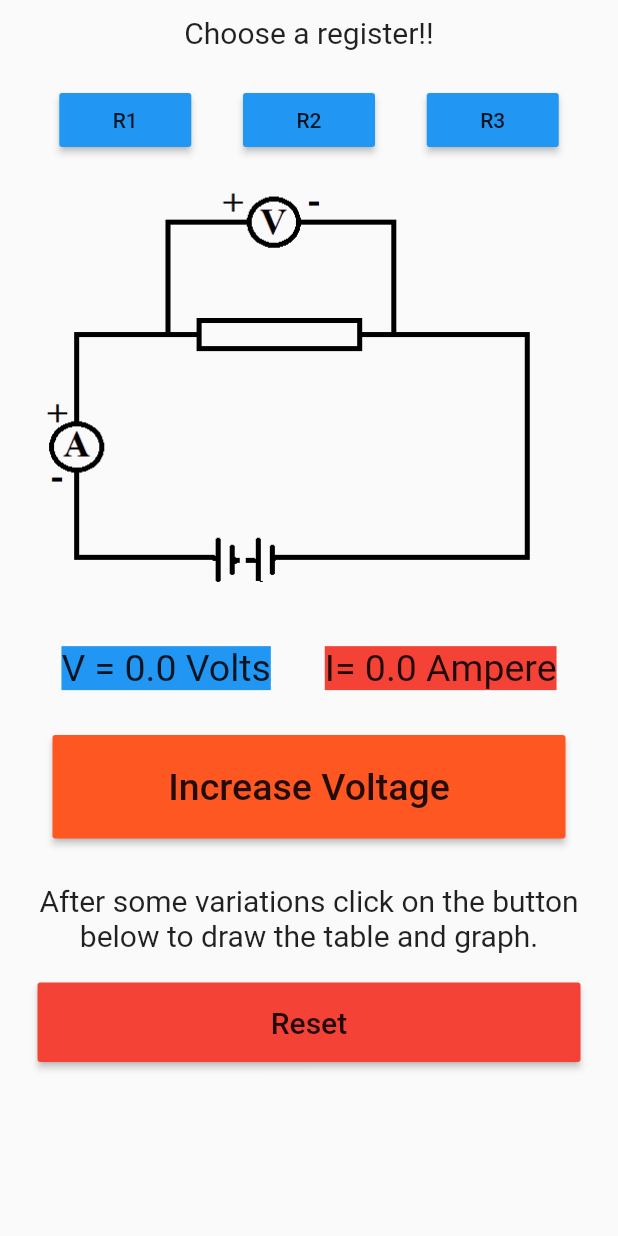
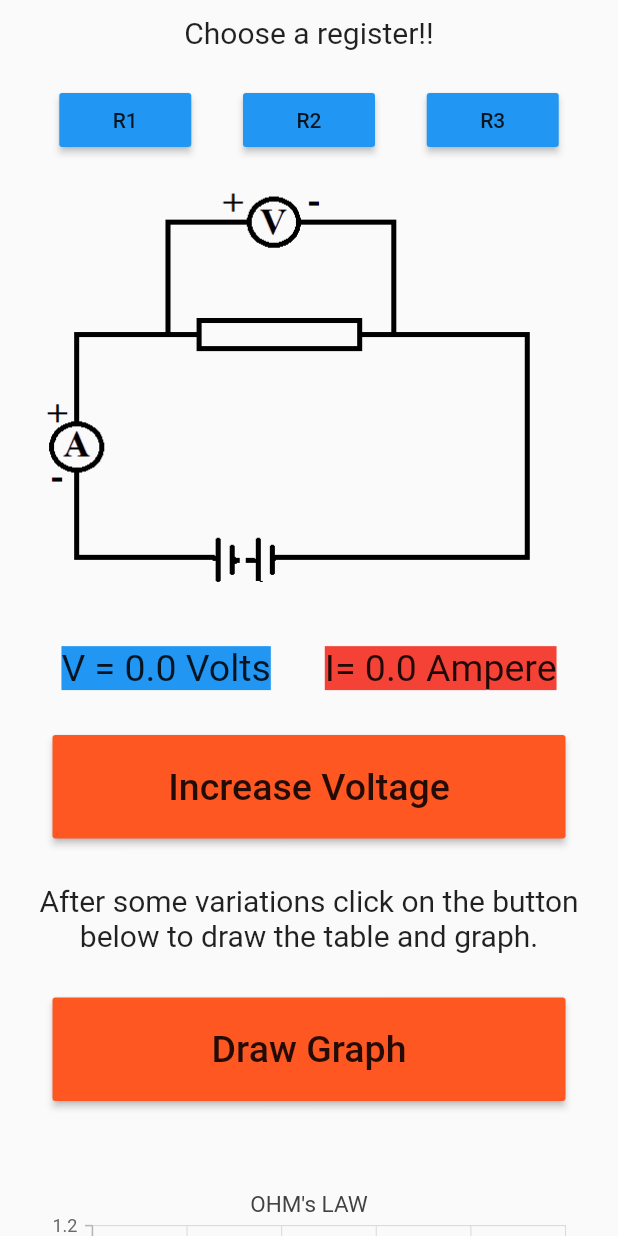
Before and after one commit to Shubh0O00/IIITL-Eduthon, a Flutter app: the OhmLaw widget shown alone on an empty page, opened directly, on a phone screen of 412 x 824 dp. Run offline on Flutter 3.47's test engine with Material 2 defaults, Android fonts, the phone set to English and light mode, and no system bars; our stand-ins replace syncfusion_flutter_charts.

Commit message:
added graph and update apk

```diff
--- a/lib/OHM/Ohm.dart
+++ b/lib/OHM/Ohm.dart
@@ -1,4 +1,5 @@
 import 'package:flutter/material.dart';
+import '../graph.dart';
 
 class OhmLaw extends StatefulWidget {
   @override
@@ -8,6 +9,22 @@ class OhmLaw extends StatefulWidget {
 class _OhmLawState extends State<OhmLaw> {
   double r = 0;
   double v = 0.0, i = 0.0;
+  var x = [3.0, 6.0, 9.0, 12.0, 15.0];
+  var y = [0.0, 0.0, 0.0, 0.0, 0.0];
+  void graphbutton() {
+    if (r == 0) {
+      showAlertDialog(context, 'Choose a Resister first!!');
+    } else if (v == 0) {
+      showAlertDialog(context, 'Increase the voltage first');
+    } else {
+      setState(() {
+        for (int i = 0; i < 5; i++) {
+          y[i] = x[i] / r;
+        }
+      });
+    }
+  }
+
   void buttonr1() {
     if (r != 0) {
       showAlertDialog(
@@ -57,6 +74,9 @@ class _OhmLawState extends State<OhmLaw> {
       i = 0;
       v = 0;
       r = 0;
+      for (int i = 0; i < 5; i++) {
+        y[i] = 0;
+      }
     });
   }
 
@@ -148,6 +168,15 @@ class _OhmLawState extends State<OhmLaw> {
           ),
         ),
         Container(
+            margin: EdgeInsets.all(30),
+            child: RaisedButton(
+              padding: EdgeInsets.all(20),
+              child: Text('Draw Graph', style: TextStyle(fontSize: 25)),
+              color: Colors.deepOrange,
+              onPressed: graphbutton,
+            )),
+        Container(margin: EdgeInsets.all(20), child: Graph(x, y)),
+        Container(
           margin: EdgeInsets.all(20),
           child: RaisedButton(
             padding: EdgeInsets.all(15),
--- /dev/null
+++ b/lib/graph.dart
@@ -0,0 +1,38 @@
+import 'package:flutter/material.dart';
+import 'package:syncfusion_flutter_charts/charts.dart';
+
+class Graph extends StatelessWidget {
+  Graph(this.x, this.y);
+  final x, y;
+  @override
+  Widget build(BuildContext context) {
+    return (Center(
+        child: Container(
+            child: SfCartesianChart(
+                primaryXAxis: CategoryAxis(),
+                // Chart title
+                title: ChartTitle(text: 'OHM\'s LAW'),
+                tooltipBehavior: TooltipBehavior(enable: true),
+//after this add a function to call list from this part
+                series: <LineSeries<GraphC, double>>[
+          LineSeries<GraphC, double>(
+              dataSource: <GraphC>[
+                GraphC(x[0], y[0]),
+                GraphC(x[1], y[1]),
+                GraphC(x[2], y[2]),
+                GraphC(x[3], y[3]),
+                GraphC(x[4], y[4]),
+              ],
+              xValueMapper: (GraphC cord, _) => cord.voltage,
+              yValueMapper: (GraphC cord, _) => cord.current,
+              // Enable data label
+              dataLabelSettings: DataLabelSettings(isVisible: true))
+        ]))));
+  }
+}
+
+class GraphC {
+  GraphC(this.voltage, this.current);
+  final double voltage;
+  final double current;
+}
```
Also changed, not shown: 2 other files.
